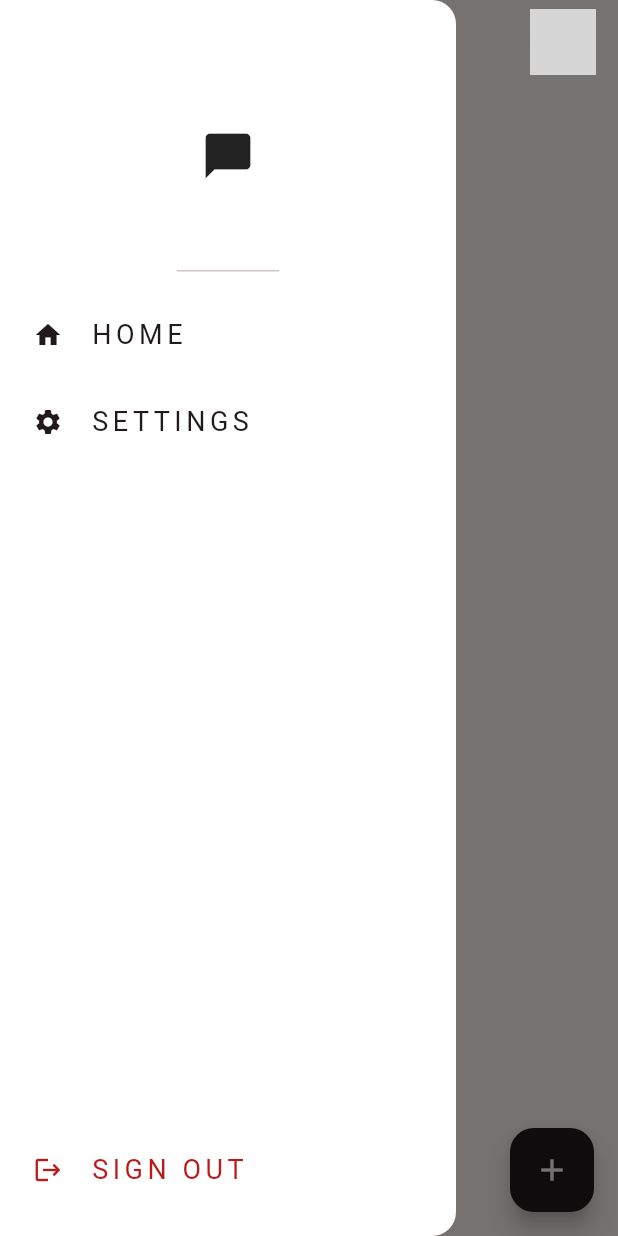
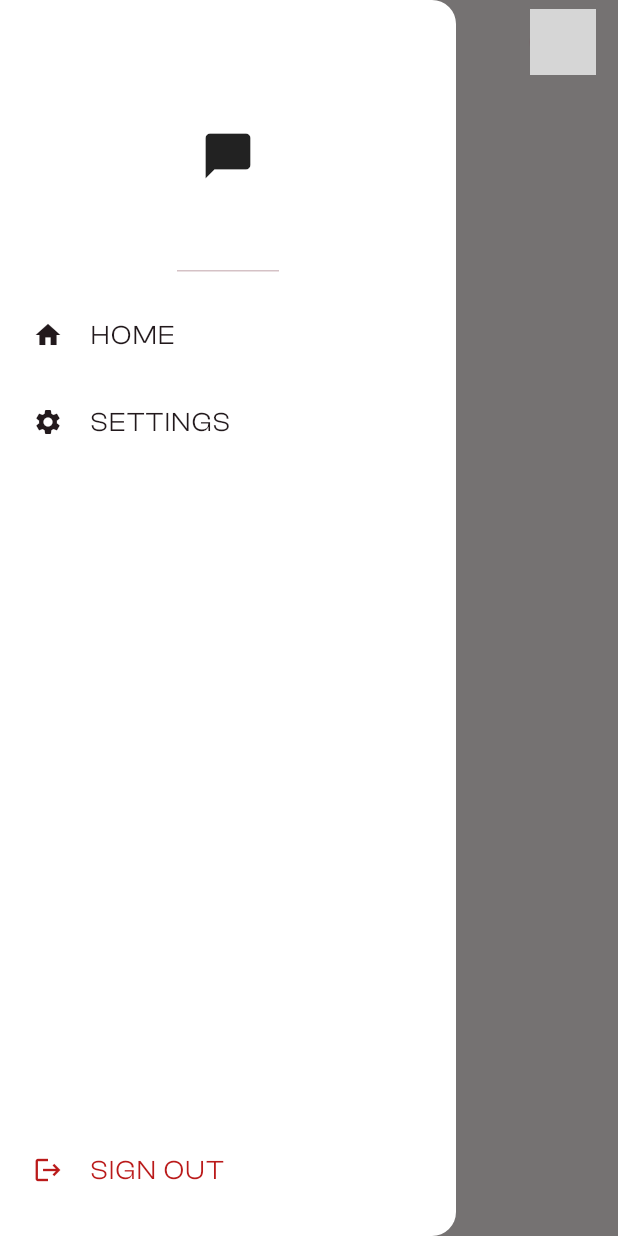
Before and after one commit to umarfarooq6519/firebase_chat_app, a Flutter app: the screen it shows once a user with an empty profile is signed in, with the side drawer open, on a phone screen of 412 x 824 dp. Run offline on Flutter 3.47's test engine with Material 3 defaults, Android fonts, the phone set to English and light mode, and no system bars; our stand-ins replace cloud_firestore, firebase_auth, firebase_core, flutter_dotenv, flutter_svg, google_sign_in; accounts and stored records are empty; network calls fail; grey boxes are pictures that could not be loaded.

Commit message:
add fonts

```diff
--- a/lib/main.dart
+++ b/lib/main.dart
@@ -1,7 +1,6 @@
+import 'package:flutter/material.dart';
 import 'package:chat_app/pages/home_page.dart';
-import 'package:chat_app/pages/login_page.dart';
 import 'package:chat_app/pages/settings_page.dart';
-import 'package:flutter/material.dart';
 import 'package:chat_app/auth.stream.dart';
 import 'package:chat_app/firebase_options.dart';
 import 'package:firebase_core/firebase_core.dart';
@@ -25,8 +24,10 @@ class MainApp extends StatelessWidget {
   Widget build(BuildContext context) {
     return MaterialApp(
       debugShowCheckedModeBanner: false,
-      theme: ThemeData.from(
-        colorScheme: ColorScheme.fromSeed(seedColor: Colors.black).copyWith(
+      theme: ThemeData(
+        fontFamily: 'General Sans',
+        colorScheme: ColorScheme.fromSeed(
+          seedColor: Colors.black,
           primary: Color(0xffd0e9bc),
           secondary: Color(0xffFFEDFA),
         ),
@@ -35,9 +36,6 @@ class MainApp extends StatelessWidget {
       routes: {
         '/chats': (context) => HomePage(), // also the home page
         '/settings': (context) => SettingsPage(),
-        '/login': (context) => LoginPage(
-              onToggle: () {},
-            ),
       },
     );
   }
--- a/lib/pages/chat_page.dart
+++ b/lib/pages/chat_page.dart
@@ -203,6 +203,7 @@ class ChatPage extends StatelessWidget {
         receiverEmail,
         style: TextStyle(
           fontSize: 16,
+          fontWeight: FontWeight.w500,
         ),
       ),
     );
--- a/lib/pages/home_page.dart
+++ b/lib/pages/home_page.dart
@@ -34,7 +34,6 @@ class _HomePageState extends State<HomePage> {
       appBar: _appBar(),
       drawer: CustomDrawer(handleSignOut: _auth.signOut),
       body: _displayUsersList(),
-      floatingActionButton: NewChatBtn(),
     );
   }
 
@@ -109,9 +108,10 @@ class _HomePageState extends State<HomePage> {
   AppBar _appBar() {
     return AppBar(
       title: Text(
-        'Chats',
+        'CHATS',
         style: TextStyle(
           fontSize: 20,
+          fontFamily: 'Clash Display',
           fontWeight: FontWeight.w600,
         ),
       ),
--- a/lib/pages/login_page.dart
+++ b/lib/pages/login_page.dart
@@ -55,6 +55,7 @@ class _LoginPageState extends State<LoginPage> {
                   style: TextStyle(
                     fontSize: 32,
                     height: 0,
+                    fontFamily: 'Clash Display',
                     fontWeight: FontWeight.w600,
                   ),
                 ),
--- a/lib/pages/signup_page.dart
+++ b/lib/pages/signup_page.dart
@@ -55,6 +55,7 @@ class _SignupPageState extends State<SignupPage> {
                   "Create an account",
                   style: TextStyle(
                     fontSize: 32,
+                    fontFamily: 'Clash Display',
                     height: 0,
                     fontWeight: FontWeight.w600,
                   ),
--- a/lib/widgets/drawer_btn.dart
+++ b/lib/widgets/drawer_btn.dart
@@ -22,7 +22,6 @@ class DrawerBtn extends StatelessWidget {
         onPressed: onTap,
         style: ButtonStyle(
           alignment: Alignment.centerLeft,
-          // backgroundColor: WidgetStatePropertyAll(Colors.amber),
         ),
         label: Padding(
           padding: const EdgeInsets.only(left: 10),
@@ -32,9 +31,10 @@ class DrawerBtn extends StatelessWidget {
               color: isSignOutBtn
                   ? Theme.of(context).colorScheme.error
                   : Theme.of(context).colorScheme.onSurface,
+              fontSize: 18,
+              letterSpacing: 1,
               fontWeight: FontWeight.w400,
-              fontSize: 18,
-              letterSpacing: 3,
+              fontFamily: 'Clash Display',
             ),
           ),
         ),
--- a/lib/widgets/new_chat_btn.dart
+++ /dev/null
@@ -1,18 +0,0 @@
-import 'package:flutter/material.dart';
-
-class NewChatBtn extends StatelessWidget {
-  const NewChatBtn({super.key});
-
-  @override
-  Widget build(BuildContext context) {
-    return FloatingActionButton(
-      onPressed: () {},
-      backgroundColor: Theme.of(context).colorScheme.onSurface,
-      splashColor: Theme.of(context).colorScheme.primary.withValues(alpha: 0.4),
-      child: Icon(
-        Icons.add,
-        color: Theme.of(context).colorScheme.surface,
-      ),
-    );
-  }
-}
```
Also changed, not shown: lib/pages/settings_page.dart (+8 -1 lines), pubspec.yaml (+27 -0 lines), assets/fonts/ClashDisplay/ClashDisplay-Bold.otf (added), assets/fonts/ClashDisplay/ClashDisplay-Light.otf (added), assets/fonts/ClashDisplay/ClashDisplay-Medium.otf (added), assets/fonts/ClashDisplay/ClashDisplay-Regular.otf (added), assets/fonts/ClashDisplay/ClashDisplay-Semibold.otf (added), assets/fonts/GeneralSans/GeneralSans-Bold.otf (added), assets/fonts/GeneralSans/GeneralSans-Light.otf (added), assets/fonts/GeneralSans/GeneralSans-Medium.otf (added), assets/fonts/GeneralSans/GeneralSans-Regular.otf (added), assets/fonts/GeneralSans/GeneralSans-Semibold.otf (added), 4 other files.
